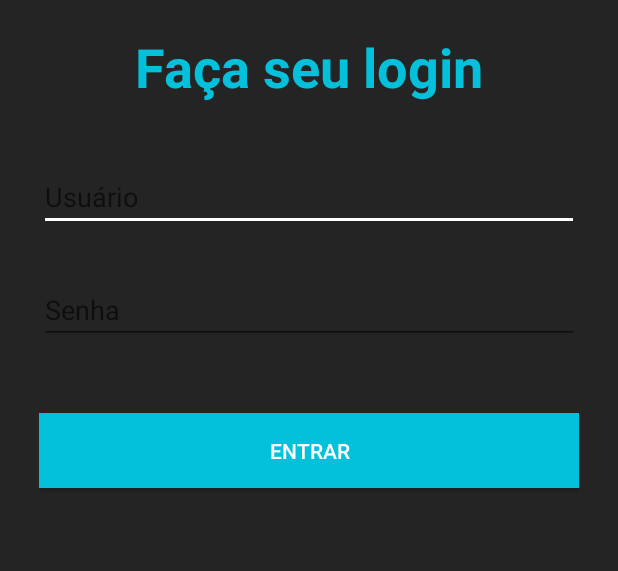
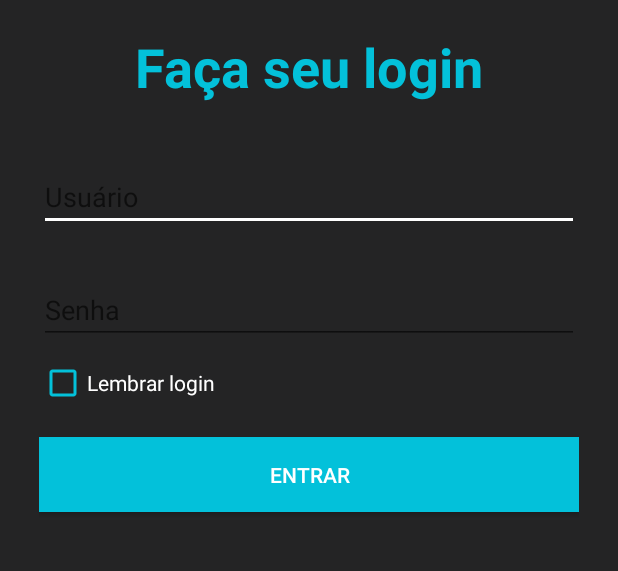
Before and after one commit to PauloFerreira00/projeto_ddm, an Android app: the screen it shows after launch (LoginActivity), on a phone screen of 412 x 824 dp, the part 414-985 px from its top. Run offline under Robolectric (Android 15) with nearby library versions, the phone set to English and light mode, and no system bars.

Commit message:
Updating login

```diff
--- a/appzinho/app/src/main/res/layout/activity_login.xml
+++ b/appzinho/app/src/main/res/layout/activity_login.xml
@@ -58,17 +58,28 @@
             app:layout_constraintStart_toStartOf="parent"
             app:layout_constraintTop_toBottomOf="@+id/et_username" />
 
+        <androidx.appcompat.widget.AppCompatCheckBox
+            android:id="@+id/cb_remember_password"
+            android:layout_width="wrap_content"
+            android:layout_height="wrap_content"
+            android:buttonTint="@color/colorPrimary"
+            android:text="@string/remember_password"
+            android:textColor="@android:color/white"
+            android:layout_marginTop="10dp"
+            app:layout_constraintStart_toStartOf="@+id/et_password"
+            app:layout_constraintTop_toBottomOf="@+id/et_password" />
+
         <Button
             android:id="@+id/bt_login"
             android:layout_width="match_parent"
             android:layout_height="50dp"
-            android:layout_marginTop="46dp"
             android:background="@color/colorPrimary"
             android:text="@string/signin"
+            android:layout_marginTop="20dp"
             android:textColor="@android:color/white"
             app:layout_constraintEnd_toEndOf="parent"
             app:layout_constraintStart_toStartOf="parent"
-            app:layout_constraintTop_toBottomOf="@+id/et_password" />
+            app:layout_constraintTop_toBottomOf="@+id/cb_remember_password" />
 
     </androidx.constraintlayout.widget.ConstraintLayout>
 
```
Also changed, not shown: appzinho/app/src/main/java/br/com/farras/appzinho/features/login/LoginActivity.kt (+65 -11 lines), appzinho/app/src/main/java/br/com/farras/appzinho/features/login/LoginViewModel.kt (added, +30 -0 lines).
